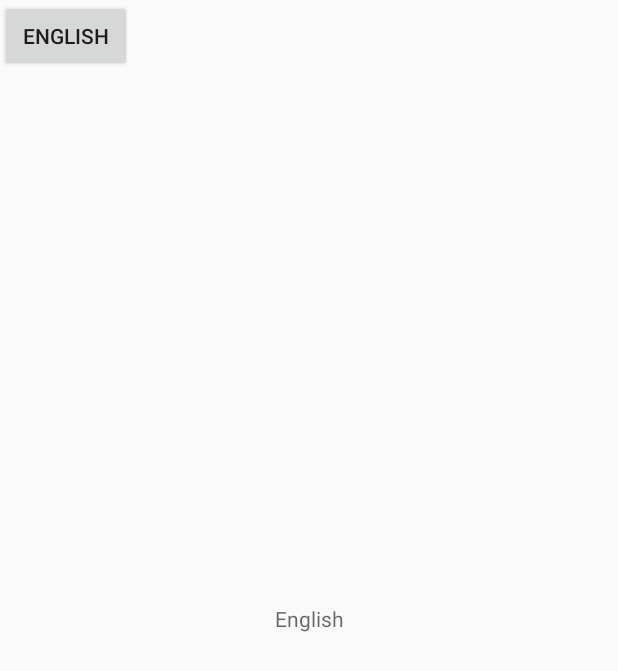
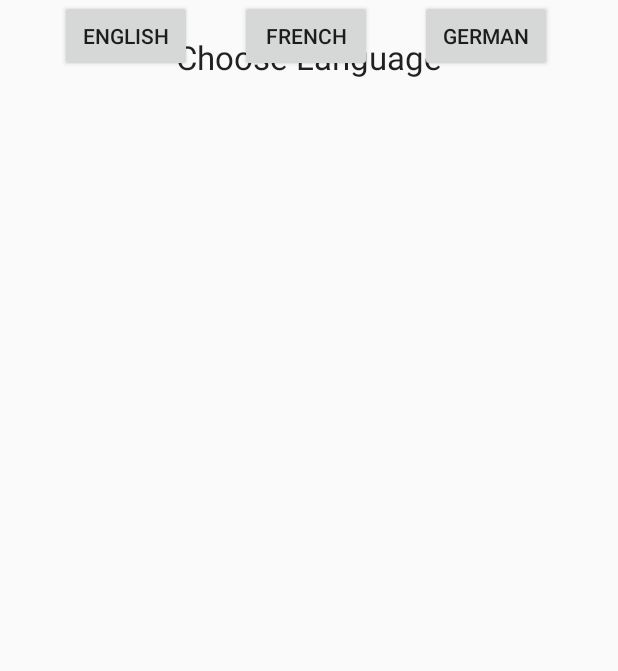
Before and after one commit to 2136280m/MapChat, an Android app: the screen it shows after launch (ChooseLanguageActivity), on a phone screen of 412 x 824 dp. Shown: the top 671 px of the screen. Run offline under Robolectric (Android 15) with nearby library versions, the phone set to English and light mode, and no system bars.

Commit message:
updated choose language

```diff
--- a/app/src/main/java/com/example/alex/myapplication/ChooseLanguageActivity.java
+++ b/app/src/main/java/com/example/alex/myapplication/ChooseLanguageActivity.java
@@ -27,4 +27,18 @@ public class ChooseLanguageActivity extends Activity {
         this.startActivity(intent);
     }
 
+    /** Called when the user taps the French button */
+    public void chooseFrench(View view) {
+        Intent intent = new Intent(this, LoginActivity.class);
+        intent.putExtra("language", "French");
+        this.startActivity(intent);
+    }
+
+    /** Called when the user taps the German button */
+    public void chooseGerman(View view) {
+        Intent intent = new Intent(this, LoginActivity.class);
+        intent.putExtra("language", "German");
+        this.startActivity(intent);
+    }
+
 }
--- a/app/src/main/res/layout/activity_choose_language.xml
+++ b/app/src/main/res/layout/activity_choose_language.xml
@@ -10,19 +10,45 @@
         android:layout_width="wrap_content"
         android:layout_height="wrap_content"
         android:hint="@string/choose_english"
+        android:text="Choose Language"
+        android:textAppearance="@style/TextAppearance.AppCompat.Large"
         app:layout_constraintBottom_toBottomOf="parent"
         app:layout_constraintLeft_toLeftOf="parent"
         app:layout_constraintRight_toRightOf="parent"
-        app:layout_constraintTop_toTopOf="parent" />
+        app:layout_constraintTop_toTopOf="parent"
+        app:layout_constraintVertical_bias="0.029" />
 
     <Button
         android:id="@+id/button"
         android:layout_width="wrap_content"
         android:layout_height="wrap_content"
+        android:layout_marginStart="40dp"
         android:hint="@string/choose_english"
         android:onClick="chooseEnglish"
         android:text="@string/english_button_send"
-        tools:layout_editor_absoluteX="42dp"
-        tools:layout_editor_absoluteY="61dp" />
+        app:layout_constraintStart_toStartOf="parent"
+        tools:layout_editor_absoluteY="63dp" />
+
+    <Button
+        android:id="@+id/button2"
+        android:layout_width="wrap_content"
+        android:layout_height="wrap_content"
+        android:layout_marginEnd="8dp"
+        android:layout_marginStart="8dp"
+        android:onClick="chooseFrench"
+        android:text="@string/french_button_send"
+        app:layout_constraintEnd_toStartOf="@+id/button3"
+        app:layout_constraintStart_toEndOf="@+id/button"
+        tools:layout_editor_absoluteY="63dp" />
+
+    <Button
+        android:id="@+id/button3"
+        android:layout_width="wrap_content"
+        android:layout_height="wrap_content"
+        android:layout_marginEnd="44dp"
+        android:onClick="chooseGerman"
+        android:text="@string/german_button_send"
+        app:layout_constraintEnd_toEndOf="parent"
+        tools:layout_editor_absoluteY="63dp" />
 
 </android.support.constraint.ConstraintLayout>
--- a/app/src/main/res/values/strings.xml
+++ b/app/src/main/res/values/strings.xml
@@ -15,5 +15,7 @@
     <string name="permission_rationale">"Contacts permissions are needed for providing email completions." </string>
     <string name="choose_english">English</string>
     <string name="english_button_send">English</string>
+    <string name="french_button_send">French</string>
+    <string name="german_button_send">German</string>
     <string name="action_log_in">Log In</string>
 </resources>
```
